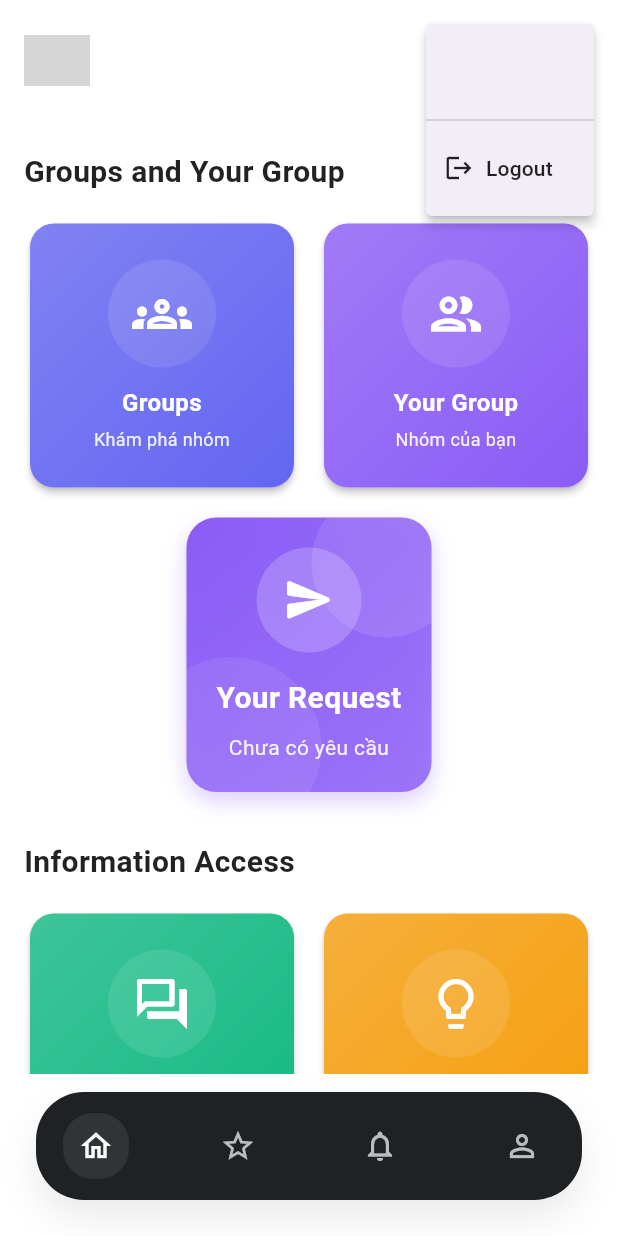
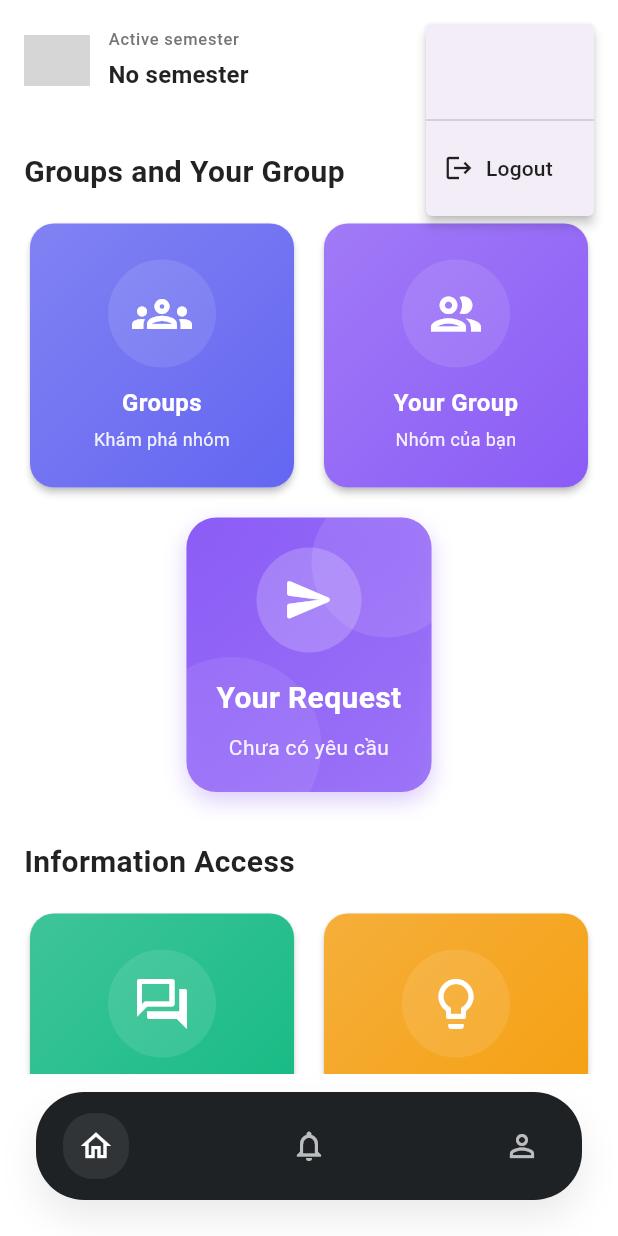
Before and after one commit to baole405/Booking-Group-Flutter, a Flutter app: the screen it shows once a user with an empty profile is signed in, after a tap on the "more vert" icon, on a phone screen of 412 x 824 dp. Run offline on Flutter 3.47's test engine with Material 3 defaults, Android fonts, the phone set to English and light mode, and no system bars; our stand-ins replace firebase_auth, firebase_core, google_sign_in, image_picker, shared_preferences; accounts and stored records are empty; network calls fail; grey boxes are pictures that could not be loaded.

Commit message:
fix: fix cái thầy góp ý

```diff
--- a/lib/core/constants/api_constants.dart
+++ b/lib/core/constants/api_constants.dart
@@ -117,6 +117,8 @@ class ApiConstants {
   // Major Endpoints
   static const String majors = '/majors';
   static String get majorsUrl => '$baseApiUrl$majors';
+  static const String semesters = '/semesters';
+  static String get semestersUrl => '$baseApiUrl$semesters';
 
   // Headers
   static Map<String, String> get jsonHeaders => {
--- a/lib/features/home/presentation/pages/home_page.dart
+++ b/lib/features/home/presentation/pages/home_page.dart
@@ -14,6 +14,7 @@ import 'package:booking_group_flutter/models/join_request.dart';
 import 'package:booking_group_flutter/models/my_group.dart';
 import 'package:booking_group_flutter/resources/join_request_api.dart';
 import 'package:booking_group_flutter/resources/my_group_api.dart';
+import 'package:booking_group_flutter/resources/semesters_api.dart';
 import 'package:firebase_auth/firebase_auth.dart';
 import 'package:flutter/material.dart';
 import 'package:google_sign_in/google_sign_in.dart';
@@ -30,6 +31,7 @@ class _HomePageState extends State<HomePage> {
   final ApiService _apiService = ApiService();
   final JoinRequestApi _joinRequestApi = JoinRequestApi();
   final MyGroupApi _myGroupApi = MyGroupApi();
+  final SemestersApi _semestersApi = SemestersApi();
 
   // State variables
   bool _isLoading = true;
@@ -40,6 +42,8 @@ class _HomePageState extends State<HomePage> {
   JoinRequest? _latestPendingRequest;
   String? _latestRequestStatusLabel;
   String? _latestRequestTimeLabel;
+  String? _activeSemesterName;
+  bool _isSemesterLoading = false;
 
   @override
   void initState() {
@@ -63,6 +67,7 @@ class _HomePageState extends State<HomePage> {
 
       // Load group & join requests information
       await _loadGroupAndRequests();
+      await _loadActiveSemester();
     } catch (e) {
       if (mounted) {
         setState(() {
@@ -77,7 +82,32 @@ class _HomePageState extends State<HomePage> {
         });
       }
     }
+  }
 
+  Future<void> _loadActiveSemester() async {
+    if (!mounted) return;
+    setState(() {
+      _isSemesterLoading = true;
+    });
+
+    try {
+      final semester = await _semestersApi.fetchActiveSemester();
+      if (!mounted) return;
+      setState(() {
+        _activeSemesterName = semester?.name;
+      });
+    } catch (e) {
+      print('? Error loading active semester: $e');
+      if (!mounted) return;
+      setState(() {
+        _activeSemesterName = null;
+      });
+    } finally {
+      if (!mounted) return;
+      setState(() {
+        _isSemesterLoading = false;
+      });
+    }
   }
 
   /// Load the current group info and pending join requests for the home highlights
@@ -100,15 +130,18 @@ class _HomePageState extends State<HomePage> {
     if (!mounted) return;
 
     final pendingRequests = _extractPendingRequests(requests);
-    final latestRequest = pendingRequests.isNotEmpty ? pendingRequests.first : null;
+    final latestRequest = pendingRequests.isNotEmpty
+        ? pendingRequests.first
+        : null;
 
     setState(() {
       _myGroup = myGroup;
       _requestCount = pendingRequests.length;
       _latestPendingRequest = latestRequest;
       _latestRequestStatusLabel = _buildLatestStatusLabel(latestRequest);
-      _latestRequestTimeLabel =
-          latestRequest != null ? _formatRequestTime(latestRequest.createdAt) : null;
+      _latestRequestTimeLabel = latestRequest != null
+          ? _formatRequestTime(latestRequest.createdAt)
+          : null;
     });
   }
 
@@ -119,14 +152,17 @@ class _HomePageState extends State<HomePage> {
       if (!mounted) return;
 
       final pendingRequests = _extractPendingRequests(requests);
-      final latestRequest = pendingRequests.isNotEmpty ? pendingRequests.first : null;
+      final latestRequest = pendingRequests.isNotEmpty
+          ? pendingRequests.first
+          : null;
 
       setState(() {
         _requestCount = pendingRequests.length;
         _latestPendingRequest = latestRequest;
         _latestRequestStatusLabel = _buildLatestStatusLabel(latestRequest);
-        _latestRequestTimeLabel =
-            latestRequest != null ? _formatRequestTime(latestRequest.createdAt) : null;
+        _latestRequestTimeLabel = latestRequest != null
+            ? _formatRequestTime(latestRequest.createdAt)
+            : null;
       });
     } catch (e) {
       print('❌ Error refreshing requests: $e');
@@ -154,10 +190,12 @@ class _HomePageState extends State<HomePage> {
   }
 
   List<JoinRequest> _extractPendingRequests(List<JoinRequest> requests) {
-    final pending = requests
-        .where((r) => r.status.toUpperCase() == 'PENDING')
-        .toList()
-      ..sort((a, b) => _parseDate(b.createdAt).compareTo(_parseDate(a.createdAt)));
+    final pending =
+        requests.where((r) => r.status.toUpperCase() == 'PENDING').toList()
+          ..sort(
+            (a, b) =>
+                _parseDate(b.createdAt).compareTo(_parseDate(a.createdAt)),
+          );
     return pending;
   }
 
@@ -275,6 +313,8 @@ class _HomePageState extends State<HomePage> {
                 child: HomeHeader(
                   userEmail: _userEmail,
                   onLogout: _handleLogout,
+                  semesterName: _activeSemesterName,
+                  isSemesterLoading: _isSemesterLoading,
                 ),
               ),
 
@@ -326,10 +366,12 @@ class _HomePageState extends State<HomePage> {
                           latestGroupTitle: _myGroup == null
                               ? _deriveGroupTitle(_latestPendingRequest)
                               : null,
-                          latestStatusLabel:
-                              _myGroup == null ? _latestRequestStatusLabel : null,
-                          latestTimeLabel:
-                              _myGroup == null ? _latestRequestTimeLabel : null,
+                          latestStatusLabel: _myGroup == null
+                              ? _latestRequestStatusLabel
+                              : null,
+                          latestTimeLabel: _myGroup == null
+                              ? _latestRequestTimeLabel
+                              : null,
                           showLatestRequestHighlight:
                               _myGroup == null && _latestPendingRequest != null,
                           onTap: () async {
--- a/lib/features/home/presentation/widgets/home_header.dart
+++ b/lib/features/home/presentation/widgets/home_header.dart
@@ -4,17 +4,27 @@ import 'package:flutter/material.dart';
 class HomeHeader extends StatelessWidget {
   final String? userEmail;
   final VoidCallback onLogout;
+  final String? semesterName;
+  final bool isSemesterLoading;
 
-  const HomeHeader({super.key, this.userEmail, required this.onLogout});
+  const HomeHeader({
+    super.key,
+    this.userEmail,
+    required this.onLogout,
+    this.semesterName,
+    this.isSemesterLoading = false,
+  });
 
   @override
   Widget build(BuildContext context) {
     return Padding(
       padding: const EdgeInsets.all(16.0),
       child: Row(
-        mainAxisAlignment: MainAxisAlignment.spaceBetween,
         children: [
-          // Logo
+          Expanded(
+            child: Row(
+              crossAxisAlignment: CrossAxisAlignment.center,
+              children: [
                 Image.asset(
                   'assets/images/fpt_logo.png',
                   height: 40,
@@ -29,8 +39,37 @@ class HomeHeader extends StatelessWidget {
                     );
                   },
                 ),
-
-          // Menu button
+                const SizedBox(width: 12),
+                Flexible(
+                  child: Column(
+                    crossAxisAlignment: CrossAxisAlignment.start,
+                    mainAxisSize: MainAxisSize.min,
+                    children: [
+                      Text(
+                        'Active semester',
+                        style: Theme.of(context).textTheme.labelSmall?.copyWith(
+                          color: Colors.grey.shade600,
+                          fontWeight: FontWeight.w500,
+                        ),
+                      ),
+                      const SizedBox(height: 4),
+                      Text(
+                        isSemesterLoading
+                            ? 'Loading...'
+                            : (semesterName?.isNotEmpty == true
+                                  ? semesterName!
+                                  : 'No semester'),
+                        style: Theme.of(context).textTheme.titleMedium
+                            ?.copyWith(fontWeight: FontWeight.w600),
+                        maxLines: 1,
+                        overflow: TextOverflow.ellipsis,
+                      ),
+                    ],
+                  ),
+                ),
+              ],
+            ),
+          ),
           PopupMenuButton<String>(
             icon: const Icon(Icons.more_vert),
             itemBuilder: (context) => [
--- a/lib/features/notifications/presentation/widgets/notifications_app_bar.dart
+++ b/lib/features/notifications/presentation/widgets/notifications_app_bar.dart
@@ -16,17 +16,17 @@ class NotificationsAppBar extends StatelessWidget {
       padding: const EdgeInsets.symmetric(horizontal: 16, vertical: 12),
       child: Row(
         children: [
-          RoundIconButton(
-            icon: Icons.arrow_back_ios_new,
-            onTap: onBack,
-          ),
+          if (onBack != null)
+            RoundIconButton(icon: Icons.arrow_back_ios_new, onTap: onBack)
+          else
+            const SizedBox(width: 42, height: 42),
           Expanded(
             child: Center(
               child: Text(
                 'Notification',
-                style: Theme.of(context).textTheme.titleLarge?.copyWith(
-                      fontWeight: FontWeight.bold,
-                    ),
+                style: Theme.of(
+                  context,
+                ).textTheme.titleLarge?.copyWith(fontWeight: FontWeight.bold),
               ),
             ),
           ),
@@ -51,9 +51,7 @@ class NotificationsAppBar extends StatelessWidget {
                 ),
               ),
             ],
-            child: const RoundIconButton(
-              icon: Icons.more_horiz,
-            ),
+            child: const RoundIconButton(icon: Icons.more_horiz),
           ),
         ],
       ),
--- a/lib/features/profile/presentation/pages/profile_page.dart
+++ b/lib/features/profile/presentation/pages/profile_page.dart
@@ -226,21 +226,18 @@ class _ProfilePageState extends State<ProfilePage> {
       appBar: AppBar(
         backgroundColor: Colors.white,
         elevation: 0,
-        leading: IconButton(
-          icon: const Icon(Icons.arrow_back_ios_new, color: Colors.black),
-          onPressed: () {
-            if (widget.onBack != null) {
-              widget.onBack!();
-            } else {
-              Navigator.of(context).maybePop();
-            }
-          },
-        ),
+        automaticallyImplyLeading: false,
+        leading: widget.onBack != null
+            ? IconButton(
+                icon: const Icon(Icons.arrow_back_ios_new, color: Colors.black),
+                onPressed: widget.onBack,
+              )
+            : null,
         title: const Text(
           'Hồ sơ cá nhân',
           style: TextStyle(color: Colors.black, fontWeight: FontWeight.bold),
         ),
-        centerTitle: false,
+        centerTitle: true,
       ),
       body: _isLoading
           ? const Center(child: CircularProgressIndicator())
@@ -307,8 +304,9 @@ class _ProfilePageState extends State<ProfilePage> {
                       CircleAvatar(
                         radius: 60,
                         backgroundColor: Colors.grey[200],
-                        backgroundImage:
-                            hasAvatar ? NetworkImage(displayAvatar) : null,
+                        backgroundImage: hasAvatar
+                            ? NetworkImage(displayAvatar)
+                            : null,
                         child: !hasAvatar
                             ? Icon(
                                 Icons.person,
--- a/lib/features/shell/presentation/pages/app_shell.dart
+++ b/lib/features/shell/presentation/pages/app_shell.dart
@@ -1,5 +1,4 @@
 import 'package:booking_group_flutter/features/home/presentation/pages/home_page.dart';
-import 'package:booking_group_flutter/features/ideas/presentation/pages/ideas_page.dart';
 import 'package:booking_group_flutter/features/notifications/application/notification_controller.dart';
 import 'package:booking_group_flutter/features/notifications/presentation/pages/notification_page.dart';
 import 'package:booking_group_flutter/features/profile/presentation/pages/profile_page.dart';
@@ -16,6 +15,7 @@ class AppShell extends StatefulWidget {
 class _AppShellState extends State<AppShell> {
   int _currentIndex = 0;
 
+  late final PageController _pageController;
   late final List<Widget> _pages;
   late final NotificationController _notificationController;
 
@@ -24,43 +24,44 @@ class _AppShellState extends State<AppShell> {
     super.initState();
     _notificationController = NotificationController();
     _notificationController.loadNotifications();
+    _pageController = PageController(initialPage: _currentIndex);
     _pages = [
       const HomePage(),
-      IdeasPage(
-        onBack: () {
-          setState(() {
-            _currentIndex = 0;
-          });
-        },
-      ),
-      NotificationPage(
-        controller: _notificationController,
-        onBack: () {
-          setState(() {
-            _currentIndex = 0;
-          });
-        },
-      ),
-      ProfilePage(
-        onBack: () {
-          setState(() {
-            _currentIndex = 0;
-          });
-        },
-      ),
+      NotificationPage(controller: _notificationController),
+      const ProfilePage(),
     ];
   }
 
   @override
   void dispose() {
     _notificationController.dispose();
+    _pageController.dispose();
     super.dispose();
   }
 
   @override
   Widget build(BuildContext context) {
     return Scaffold(
-      body: IndexedStack(index: _currentIndex, children: _pages),
+      body: PageView(
+        controller: _pageController,
+        physics: const NeverScrollableScrollPhysics(),
+        onPageChanged: (index) {
+          if (_currentIndex != index) {
+            setState(() {
+              _currentIndex = index;
+            });
+          }
+          if (index == 1) {
+            _notificationController.markAllAsRead().catchError((error) {
+              if (!mounted) return;
+              ScaffoldMessenger.of(context).showSnackBar(
+                SnackBar(content: Text('Khong the cap nhat thong bao: $error')),
+              );
+            });
+          }
+        },
+        children: _pages,
+      ),
       bottomNavigationBar: Padding(
         padding: const EdgeInsets.fromLTRB(24, 12, 24, 24),
         child: AnimatedBuilder(
@@ -69,7 +70,6 @@ class _AppShellState extends State<AppShell> {
             final unreadCount = _notificationController.unreadCount;
             final navItems = [
               const RoundedNavItem(icon: Icons.home_outlined),
-              const RoundedNavItem(icon: Icons.star_outline),
               RoundedNavItem(
                 icon: unreadCount > 0
                     ? Icons.notifications
@@ -83,22 +83,15 @@ class _AppShellState extends State<AppShell> {
               currentIndex: _currentIndex,
               items: navItems,
               onItemSelected: (index) {
+                if (_currentIndex == index) return;
                 setState(() {
                   _currentIndex = index;
                 });
-
-                if (index == 2) {
-                  _notificationController
-                      .markAllAsRead()
-                      .catchError((error) {
-                    if (!mounted) return;
-                    ScaffoldMessenger.of(context).showSnackBar(
-                      SnackBar(
-                        content: Text('Không thể cập nhật thông báo: $error'),
-                      ),
-                    );
-                  });
-                }
+                _pageController.animateToPage(
+                  index,
+                  duration: const Duration(milliseconds: 280),
+                  curve: Curves.easeOutCubic,
+                );
               },
             );
           },
--- /dev/null
+++ b/lib/resources/semesters_api.dart
@@ -0,0 +1,50 @@
+import 'dart:convert';
+
+import 'package:booking_group_flutter/core/constants/api_constants.dart';
+import 'package:booking_group_flutter/core/services/api_service.dart';
+import 'package:booking_group_flutter/models/my_group.dart';
+
+class SemestersApi {
+  SemestersApi({ApiService? apiService})
+    : _apiService = apiService ?? ApiService();
+
+  final ApiService _apiService;
+
+  Future<Semester?> fetchActiveSemester() async {
+    final response = await _apiService.get(
+      '${ApiConstants.apiVersion}${ApiConstants.semesters}',
+    );
+
+    if (response.statusCode != 200) {
+      throw Exception('Failed to load semesters (${response.statusCode})');
+    }
+
+    final Map<String, dynamic> jsonResponse =
+        jsonDecode(response.body) as Map<String, dynamic>;
+    final dynamic data = jsonResponse['data'];
+
+    Iterable<Map<String, dynamic>> items = const <Map<String, dynamic>>[];
+
+    if (data is List) {
+      items = data.whereType<Map<String, dynamic>>();
+    } else if (data is Map<String, dynamic>) {
+      final content = data['content'];
+      if (content is List) {
+        items = content.whereType<Map<String, dynamic>>();
+      }
+    }
+
+    for (final item in items) {
+      final isActive = item['active'] == true;
+      if (isActive) {
+        return Semester.fromJson(item);
+      }
+    }
+
+    if (items.isNotEmpty) {
+      return Semester.fromJson(items.first);
+    }
+
+    return null;
+  }
+}
```
Also changed, not shown: lib/features/forum/presentation/pages/forum_page.dart (+7 -15 lines), lib/features/forum/presentation/widgets/forum_comment_profile_sheet.dart (+4 -38 lines), lib/features/forum/presentation/widgets/forum_comments_bottom_sheet.dart (+13 -22 lines), lib/features/my_group/presentation/widgets/group_info_card.dart (+57 -48 lines), 1 other file. Lines whose indentation alone changed are shown as unchanged.
